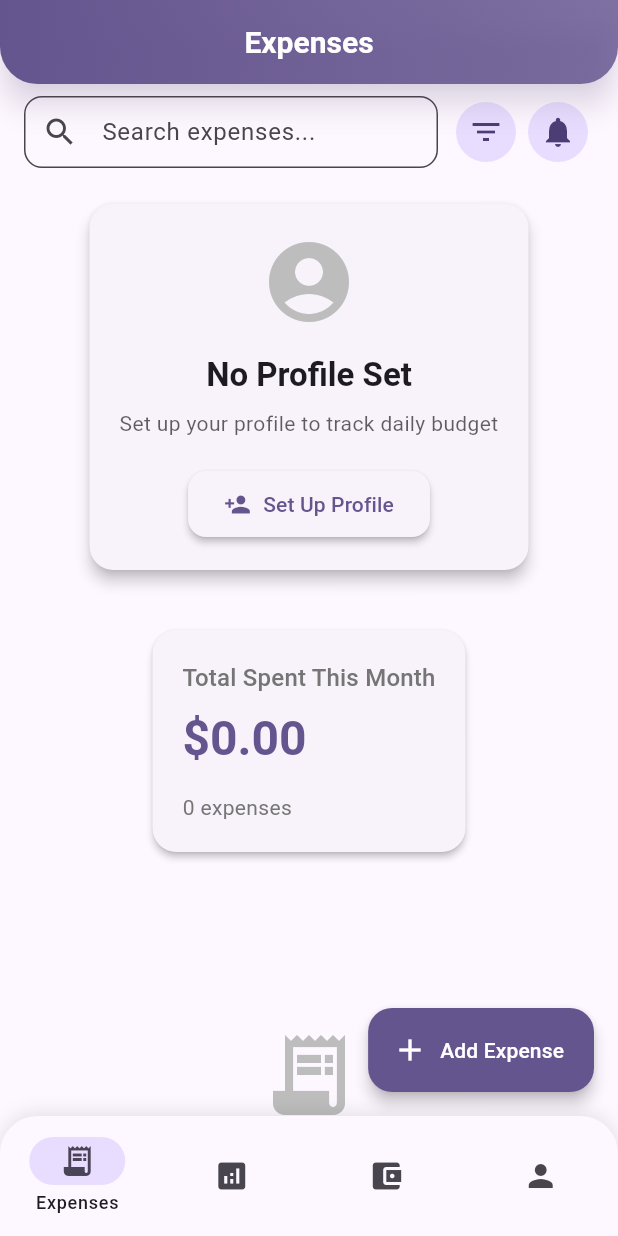
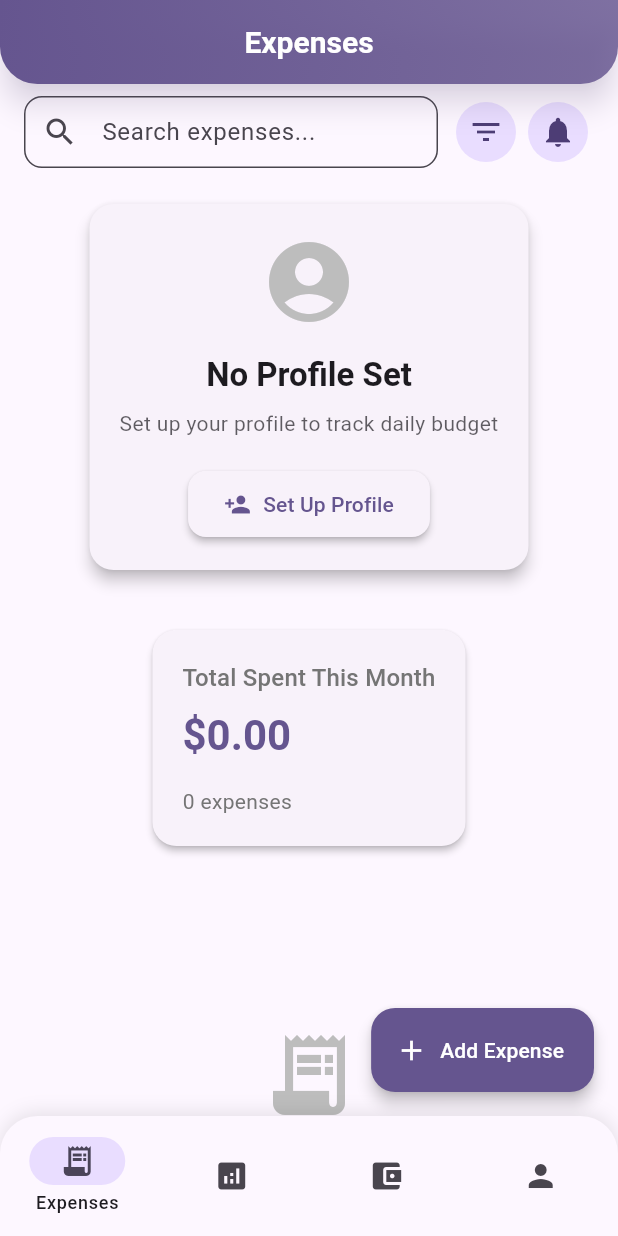
Before and after one commit to Dev-Asif-Ali/expenses_tracker, a Flutter app: the MainNavigation screen opened directly, on a phone screen of 412 x 824 dp. Run offline on Flutter 3.47's test engine with Material 3 defaults, Android fonts, the phone set to English and light mode, and no system bars; our stand-ins replace equatable, fl_chart, flutter_bloc, flutter_local_notifications, flutter_slidable, hive and 6 more; accounts and stored records are empty.

Commit message:
hot fixes

```diff
--- a/lib/features/track_expenses/presentation/pages/home_page.dart
+++ b/lib/features/track_expenses/presentation/pages/home_page.dart
@@ -411,12 +411,26 @@ class _HomePageState extends State<HomePage> {
           ),
         ],
       ),
-      floatingActionButton: FloatingActionButton.extended(
-        onPressed: _showAddExpenseDialog,
-        backgroundColor: Theme.of(context).colorScheme.primary,
-        foregroundColor: Colors.white,
-        icon: const Icon(Icons.add),
-        label: const Text('Add Expense'),
+      floatingActionButton: LayoutBuilder(
+        builder: (context, constraints) {
+          final width = MediaQuery.of(context).size.width;
+          final isCompact = width < 380;
+          if (isCompact) {
+            return FloatingActionButton(
+              onPressed: _showAddExpenseDialog,
+              backgroundColor: Theme.of(context).colorScheme.primary,
+              foregroundColor: Colors.white,
+              child: const Icon(Icons.add, size: 22),
+            );
+          }
+          return FloatingActionButton.extended(
+            onPressed: _showAddExpenseDialog,
+            backgroundColor: Theme.of(context).colorScheme.primary,
+            foregroundColor: Colors.white,
+            icon: const Icon(Icons.add, size: 22),
+            label: const Text('Add Expense'),
+          );
+        },
       ),
     );
   }
@@ -450,7 +464,7 @@ class _HomePageState extends State<HomePage> {
                   const SizedBox(height: 8),
                                      Text(
                      profile?.formatAmount(totalSpent) ?? '\$${totalSpent.toStringAsFixed(2)}',
-                     style: Theme.of(context).textTheme.headlineLarge?.copyWith(
+                     style: Theme.of(context).textTheme.headlineMedium?.copyWith(
                        fontWeight: FontWeight.bold,
                        color: Theme.of(context).colorScheme.primary,
                      ),
--- a/lib/features/track_expenses/presentation/pages/main_navigation.dart
+++ b/lib/features/track_expenses/presentation/pages/main_navigation.dart
@@ -2,6 +2,7 @@ import 'package:flutter/material.dart';
 import 'package:expenses_tracker/features/track_expenses/presentation/pages/home_page.dart';
 import 'package:expenses_tracker/features/track_expenses/presentation/widgets/analytics_dashboard.dart';
 import 'package:expenses_tracker/features/profile/presentation/pages/profile_page.dart';
+import 'package:expenses_tracker/features/budget/presentation/pages/budgets_page.dart';
 import 'package:expenses_tracker/features/track_expenses/domain/entities/expenses_item.dart';
 import 'package:expenses_tracker/core/services/user_profile_service.dart';
 
@@ -21,6 +22,8 @@ class _MainNavigationState extends State<MainNavigation> {
   int _currentIndex = 0;
   late PageController _pageController;
   late List<ExpensesItem> _allExpenses;
+  late ValueNotifier<List<ExpensesItem>> _expensesNotifier;
+  int _expensesVersion = 0;
 
   @override
   void initState() {
@@ -28,6 +31,7 @@ class _MainNavigationState extends State<MainNavigation> {
     _pageController = PageController(initialPage: _currentIndex);
     // Use passed expenses if available, otherwise start with empty list
     _allExpenses = widget.expenses ?? [];
+    _expensesNotifier = ValueNotifier<List<ExpensesItem>>(List.from(_allExpenses));
   }
 
   // Method to add expense from any tab
@@ -35,6 +39,8 @@ class _MainNavigationState extends State<MainNavigation> {
     setState(() {
       _allExpenses.add(expense);
     });
+    _expensesNotifier.value = List.from(_allExpenses);
+    _expensesVersion++;
 
     // Show success message
     if (mounted) {
@@ -56,6 +62,8 @@ class _MainNavigationState extends State<MainNavigation> {
         _allExpenses[index] = expense;
       }
     });
+    _expensesNotifier.value = List.from(_allExpenses);
+    _expensesVersion++;
 
     // Show success message
     if (mounted) {
@@ -74,6 +82,8 @@ class _MainNavigationState extends State<MainNavigation> {
     setState(() {
       _allExpenses.removeWhere((e) => e.id == expense.id);
     });
+    _expensesNotifier.value = List.from(_allExpenses);
+    _expensesVersion++;
 
     // Show success message
     if (mounted) {
@@ -253,42 +263,11 @@ class _MainNavigationState extends State<MainNavigation> {
   }
 
   Widget _buildBudgetsPage() {
-    return Center(
-      child: Column(
-        mainAxisAlignment: MainAxisAlignment.center,
-        children: [
-          Icon(
-            Icons.account_balance_wallet,
-            size: 64,
-            color: Colors.grey.shade400,
-          ),
-          const SizedBox(height: 16),
-          Text(
-            'Budget Management',
-            style: Theme.of(context).textTheme.headlineSmall?.copyWith(
-              color: Colors.grey.shade600,
-            ),
-          ),
-          const SizedBox(height: 8),
-          Text(
-            'Coming Soon!',
-            style: Theme.of(context).textTheme.bodyMedium?.copyWith(
-              color: Colors.grey.shade500,
-            ),
-          ),
-          const SizedBox(height: 24),
-          ElevatedButton.icon(
-            onPressed: _showBudgetComingSoon,
-            icon: const Icon(Icons.add),
-            label: const Text('Create Budget'),
-            style: ElevatedButton.styleFrom(
-              backgroundColor: Theme.of(context).colorScheme.primary,
-              foregroundColor: Colors.white,
-              padding: const EdgeInsets.symmetric(horizontal: 24, vertical: 12),
-            ),
-          ),
-        ],
-      ),
+    return ValueListenableBuilder<List<ExpensesItem>>(
+      valueListenable: _expensesNotifier,
+      builder: (context, expenses, _) {
+        return BudgetsPage(key: ValueKey(_expensesVersion), expenses: expenses);
+      },
     );
   }
 
--- a/pubspec.yaml
+++ b/pubspec.yaml
@@ -48,6 +48,8 @@ dependencies:
   provider: ^6.1.1
   shared_preferences: ^2.2.2
   win32: ^5.14.0
+  share_plus: ^11.1.0
+  in_app_review: ^2.0.10
 
   # Notification dependencies
   flutter_local_notifications: ^19.4.0
```
Also changed, not shown: lib/core/notifications/notification_manager.dart (+15 -7 lines), lib/core/notifications/notification_service.dart (+20 -10 lines), lib/features/profile/presentation/pages/profile_page.dart (+23 -42 lines), pubspec.lock.
